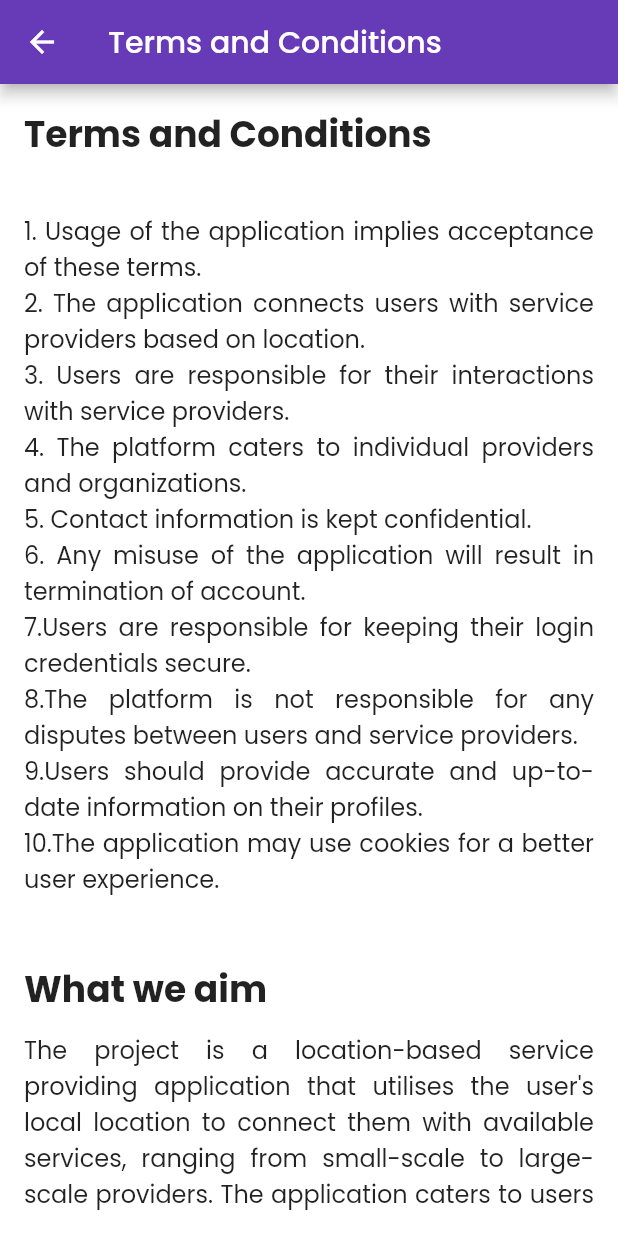
After one commit to donC20/NearbyNexus, a Flutter app: the TermsAndConditionsScreen screen opened by its route, on a phone screen of 412 x 824 dp. The commit adds this screen. Run offline on Flutter 3.47's test engine with Material 2 defaults, Android fonts, the phone set to English and light mode, and no system bars; our stand-ins replace animated_text_kit, awesome_snackbar_content, buttons_tabbar, cloud_firestore, connectivity_plus, dropdown_button2 and 25 more; missing offline and left inert: azblob, flutter_phone_direct_caller, flutter_stripe, mailer; accounts and stored records are empty.

Commit message:
fxes before

```diff
--- a/lib/main.dart
+++ b/lib/main.dart
@@ -2,6 +2,7 @@ import 'package:NearbyNexus/config/sessions/user_session_init.dart';
 import 'package:NearbyNexus/misc/firebase_notifications.dart';
 import 'package:NearbyNexus/screens/admin/dashboard.dart';
 import 'package:NearbyNexus/screens/admin/screens/user_list_admin.dart';
+import 'package:NearbyNexus/screens/common_screens/terms_nd_conditions.dart';
 import 'package:NearbyNexus/screens/user/components/view_job_details.dart';
 import 'package:NearbyNexus/screens/user/screens/active_jobs.dart';
 import 'package:NearbyNexus/screens/user/screens/favorites.dart';
@@ -112,8 +113,7 @@ class MyApp extends StatelessWidget {
         "forgot_password_screen": (context) => const ForgotPasswordScreen(),
         "user_or_vendor": (context) => const UserOrVendor(),
         "registration_screen": (context) => const RegistrationScreen(),
-        "complete_registration_user": (context) =>
-            const CompleteRegistrationByUser(),
+        "terms_Conditions": (context) => const TermsAndConditionsScreen(),
         // vendor _screens
         "complete_registration_vendor": (context) =>
             const CompleteRegistrationByvendor(),
--- /dev/null
+++ b/lib/screens/common_screens/terms_nd_conditions.dart
@@ -0,0 +1,53 @@
+// ignore_for_file: prefer_const_literals_to_create_immutables, prefer_const_constructors
+
+import 'package:flutter/material.dart';
+
+class TermsAndConditionsScreen extends StatelessWidget {
+  const TermsAndConditionsScreen({super.key});
+
+  @override
+  Widget build(BuildContext context) {
+    return Scaffold(
+      appBar: AppBar(
+        title: Text('Terms and Conditions'),
+      ),
+      body: Padding(
+        padding: EdgeInsets.all(16.0),
+        child: ListView(
+          children: [
+            Text(
+              'Terms and Conditions',
+              style: TextStyle(
+                fontSize: 24.0,
+                fontWeight: FontWeight.bold,
+              ),
+            ),
+            SizedBox(height: 10.0),
+            Text(
+              '''\n1. Usage of the application implies acceptance of these terms.\n2. The application connects users with service providers based on location.\n3. Users are responsible for their interactions with service providers.\n4. The platform caters to individual providers and organizations.\n5. Contact information is kept confidential.\n6. Any misuse of the application will result in termination of account.\n7.Users are responsible for keeping their login credentials secure.\n8.The platform is not responsible for any disputes between users and service providers.\n9.Users should provide accurate and up-to-date information on their profiles.\n10.The application may use cookies for a better user experience.
+              ''',
+              textAlign: TextAlign.justify,
+              style: TextStyle(fontSize: 16.0),
+            ),
+            SizedBox(height: 20.0),
+            Text(
+              'What we aim',
+              style: TextStyle(
+                fontSize: 24.0,
+                fontWeight: FontWeight.bold,
+              ),
+            ),
+            SizedBox(height: 10.0),
+            Text(
+              '''
+              The project is a location-based service providing application that utilises the user's local location to connect them with available services, ranging from small-scale to large-scale providers. The application caters to users who are in a new town or city and need to contact service providers like taxi drivers, tailors, lawyers, labour and more, without having their contact information readily available. The platform accommodates both individual service providers and organizations.
+              ''',
+              textAlign: TextAlign.justify,
+              style: TextStyle(fontSize: 16.0),
+            ),
+          ],
+        ),
+      ),
+    );
+  }
+}
--- a/lib/screens/user/screens/job_history.dart
+++ b/lib/screens/user/screens/job_history.dart
@@ -96,7 +96,6 @@ class _UserJobHistoryState extends State<UserJobHistory> {
           ),
         ),
       ),
-
     );
   }
 }
@@ -116,8 +115,8 @@ Stream<QuerySnapshot> getServiceActionsStream(String uid, String tab) {
       query = query.where('status', whereIn: ['rejected', 'user rejected']);
       break;
     case "ongoing":
-      query = query
-          .where('status', whereNotIn: ['new', 'rejected', 'user rejected']);
+      query = query.where('status',
+          whereNotIn: ['new', 'rejected', 'user rejected', 'finished']);
       break;
   }
 
```
Also changed, not shown: lib/screens/user/screens/user_profile_one.dart (+24 -4 lines), lib/screens/vendor/screens/vendor_profile_one.dart (+22 -3 lines).
